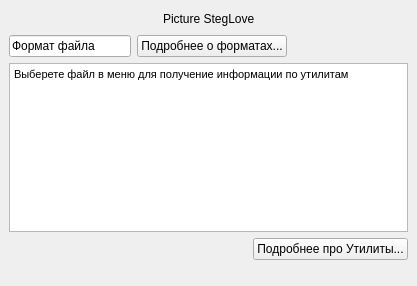
Before: the Qt Designer form DiplomWork/StegLove/mainwindow.ui in Cpp-Gleb/study, drawn with Qt 5.
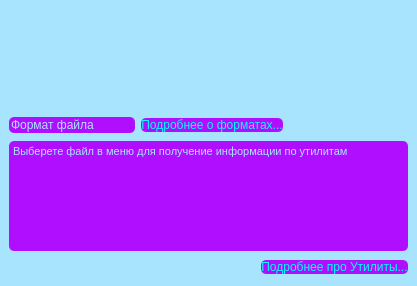
After: the same form once the commit is applied. Custom widgets are drawn as their Qt base class.

Commit message: Final version StegLove with disain

Patch:
```diff
--- a/DiplomWork/StegLove/mainwindow.ui
+++ b/DiplomWork/StegLove/mainwindow.ui
@@ -13,10 +13,13 @@
   <property name="windowTitle">
    <string>StegLove</string>
   </property>
+  <property name="styleSheet">
+   <string notr="true">background-color:rgb(169, 228, 255);</string>
+  </property>
   <widget class="QWidget" name="centralwidget">
    <layout class="QVBoxLayout" name="verticalLayout">
     <item>
-     <layout class="QHBoxLayout" name="horizontalLayout">
+     <layout class="QHBoxLayout" name="horizontalLayout_4">
       <item>
        <spacer name="horizontalSpacer_2">
         <property name="orientation">
@@ -24,16 +27,31 @@
         </property>
         <property name="sizeHint" stdset="0">
          <size>
-          <width>37</width>
-          <height>17</height>
+          <width>40</width>
+          <height>20</height>
          </size>
         </property>
        </spacer>
       </item>
       <item>
-       <widget class="QLabel" name="label_picture">
+       <widget class="ScaledPixmap" name="label_picture">
+        <property name="minimumSize">
+         <size>
+          <width>200</width>
+          <height>100</height>
+         </size>
+        </property>
+        <property name="maximumSize">
+         <size>
+          <width>500</width>
+          <height>250</height>
+         </size>
+        </property>
+        <property name="styleSheet">
+         <string notr="true">color: rgb(170, 0, 255);</string>
+        </property>
         <property name="text">
-         <string>Picture StegLove</string>
+         <string/>
         </property>
        </widget>
       </item>
@@ -56,6 +74,12 @@
      <layout class="QHBoxLayout" name="horizontalLayout_2">
       <item>
        <widget class="QLineEdit" name="label_format">
+        <property name="styleSheet">
+         <string notr="true">background-color: rgb(175, 14, 255);
+gridline-color: rgb(85, 0, 127);
+color:rgb(169, 228, 255);
+border-radius: 5px;</string>
+        </property>
         <property name="text">
          <string>Формат файла</string>
         </property>
@@ -66,6 +90,20 @@
       </item>
       <item>
        <widget class="QPushButton" name="ButtonFormat">
+        <property name="styleSheet">
+         <string notr="true">
+QPushButton {
+    border-radius:  5px;
+    background-color: rgb(175, 14, 255);
+	color: rgb(0, 255, 255);
+	border-color: rgb(85, 0, 127);
+}
+
+QPushButton:hover{
+    background-color:rgb(255, 255, 255);
+	color: rgb(175, 14, 255);
+}</string>
+        </property>
         <property name="text">
          <string>Подробнее о форматах...</string>
         </property>
@@ -87,7 +125,17 @@
      </layout>
     </item>
     <item>
+     <layout class="QHBoxLayout" name="horizontalLayout_6">
+      <item>
+       <layout class="QHBoxLayout" name="horizontalLayout">
+        <item>
      <widget class="QTextBrowser" name="textBrowser_rec">
+          <property name="styleSheet">
+           <string notr="true">background-color: rgb(175, 14, 255);
+border-color: rgb(85, 0, 127);
+color:rgb(169, 228, 255);
+border-radius: 5px;</string>
+          </property>
       <property name="markdown">
        <string>Выберете файл в меню для получение информации по утилитам
 
@@ -102,6 +150,12 @@
       </property>
      </widget>
     </item>
+       </layout>
+      </item>
+     </layout>
+    </item>
+    <item>
+     <layout class="QHBoxLayout" name="horizontalLayout_5">
     <item>
      <layout class="QHBoxLayout" name="horizontalLayout_3">
       <item>
@@ -119,6 +173,19 @@
       </item>
       <item>
        <widget class="QPushButton" name="ButtonMore">
+          <property name="styleSheet">
+           <string notr="true">QPushButton {
+    border-radius:  5px;
+    background-color: rgb(175, 14, 255);
+	color: rgb(0, 255, 255);
+	border-color: rgb(85, 0, 127);
+}
+
+QPushButton:hover{
+    background-color:rgb(255, 255, 255);
+	color: rgb(175, 14, 255);
+}</string>
+          </property>
         <property name="text">
          <string>Подробнее про Утилиты...</string>
         </property>
@@ -126,6 +193,8 @@
       </item>
      </layout>
     </item>
+     </layout>
+    </item>
     <item>
      <spacer name="verticalSpacer">
       <property name="orientation">
@@ -152,6 +221,13 @@
    </property>
   </widget>
  </widget>
+ <customwidgets>
+  <customwidget>
+   <class>ScaledPixmap</class>
+   <extends>QLabel</extends>
+   <header>scaledpixmap.h</header>
+  </customwidget>
+ </customwidgets>
  <resources/>
  <connections/>
 </ui>
```
Lines whose indentation alone changed are shown as unchanged. The commit also changes 50 other files.
